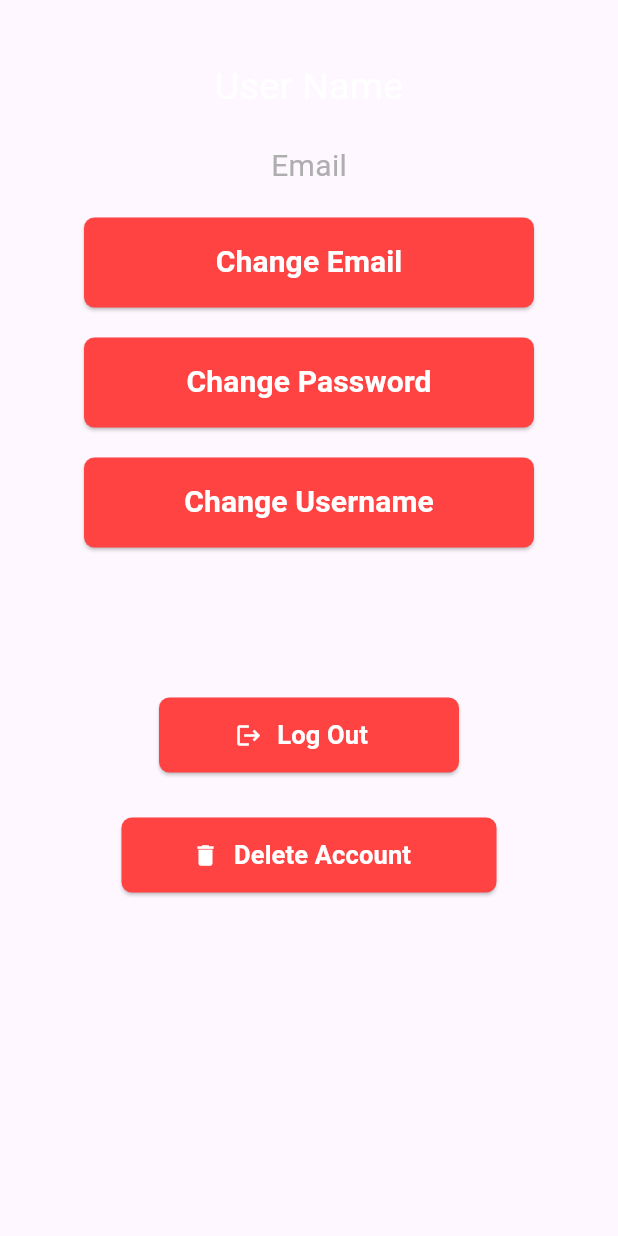
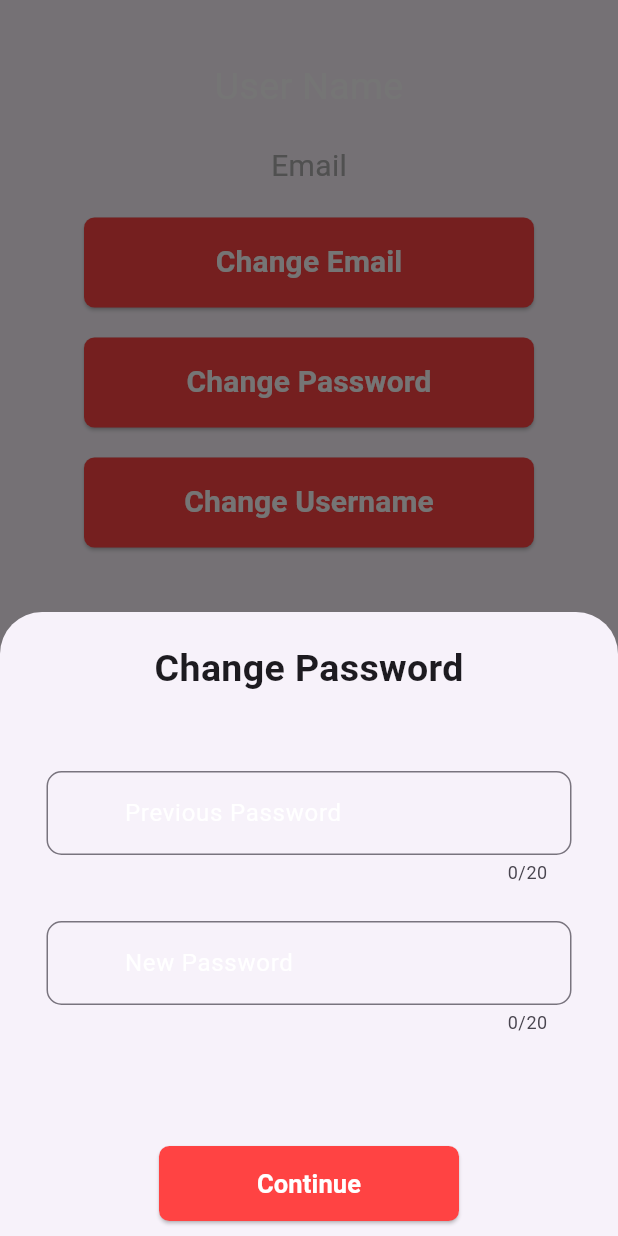
Before and after one commit to da-wit/flutter-2024-CinemaMate, a Flutter app: the UserProfile widget shown alone on an empty page, opened directly, after a tap on "Change Password", on a phone screen of 412 x 824 dp. Run offline on Flutter 3.47's test engine with Material 3 defaults, Android fonts, the phone set to English and light mode, and no system bars; our stand-ins replace google_fonts, transparent_image.

Commit message:
Implemented Bottom modal sheet

```diff
--- a/cinema_mate/lib/presentation/screens/user/user_profile.dart
+++ b/cinema_mate/lib/presentation/screens/user/user_profile.dart
@@ -8,6 +8,48 @@ final newColor = AppColor();
 
 class UserProfile extends StatelessWidget {
   const UserProfile({super.key});
+
+  Future _showModalSheet(
+      BuildContext context, String toChange, void Function() onpressed) {
+    return showModalBottomSheet(
+      context: context,
+      isScrollControlled: true,
+      builder: (context) {
+        return SingleChildScrollView(
+          child: Container(
+            width: double.infinity,
+            padding: EdgeInsets.only(
+              bottom: MediaQuery.of(context).viewInsets.bottom + 10,
+              left: 20,
+              right: 20,
+              top: 20,
+            ),
+            child: Column(
+              mainAxisSize: MainAxisSize.min,
+              children: [
+                Text(
+                  "Change $toChange",
+                  style: const TextStyle(
+                    fontWeight: FontWeight.bold,
+                    fontSize: 25,
+                  ),
+                ),
+                const SizedBox(height: 50),
+                Field(title: 'Previous $toChange'),
+                Field(title: 'New $toChange'),
+                const SizedBox(height: 50),
+                AppButton(
+                  title: 'Continue',
+                  width: 200,
+                  onPressed: onpressed,
+                )
+              ],
+            ),
+          ),
+        );
+      },
+    );
+  }
 
   @override
   Widget build(BuildContext context) {
@@ -32,40 +74,7 @@ class UserProfile extends StatelessWidget {
             title: 'Change Email',
             width: 300,
             onPressed: () {
-              showModalBottomSheet(
-                context: context,
-                constraints: const BoxConstraints(minHeight: 700),
-                builder: (context) {
-                  return SingleChildScrollView(
-                    child: Container(
-                      width: double.infinity,
-                      padding: const EdgeInsets.all(20),
-                      child: Center(
-                        child: Column(
-                          children: [
-                            const Text(
-                              'Change Email',
-                              style: TextStyle(
-                                fontWeight: FontWeight.bold,
-                                fontSize: 25,
-                              ),
-                            ),
-                            const SizedBox(height: 50),
-                            const Field(title: 'Previous Email'),
-                            const Field(title: 'New Email'),
-                            const SizedBox(height: 50),
-                            AppButton(
-                              title: 'Continue',
-                              width: 200,
-                              onPressed: () {},
-                            )
-                          ],
-                        ),
-                      ),
-                    ),
-                  );
-                },
-              );
+              _showModalSheet(context, 'Email', () {});
             },
             height: 60,
             textSize: 20,
@@ -74,7 +83,9 @@ class UserProfile extends StatelessWidget {
           AppButton(
             title: 'Change Password',
             width: 300,
-            onPressed: () {},
+            onPressed: () {
+              _showModalSheet(context, 'Password', () {});
+            },
             height: 60,
             textSize: 20,
           ),
@@ -82,7 +93,9 @@ class UserProfile extends StatelessWidget {
           AppButton(
             title: 'Change Username',
             width: 300,
-            onPressed: () {},
+            onPressed: () {
+              _showModalSheet(context, 'Username', () {});
+            },
             height: 60,
             textSize: 20,
           ),
--- a/cinema_mate/lib/presentation/screens/user/user_tab_bar.dart
+++ b/cinema_mate/lib/presentation/screens/user/user_tab_bar.dart
@@ -39,6 +39,7 @@ class _UserTabBarState extends State<UserTabBar> {
   @override
   Widget build(BuildContext context) {
     return Scaffold(
+      resizeToAvoidBottomInset: true,
       appBar: AppBar(
         title: Text(
           'CinemaMate',
```
